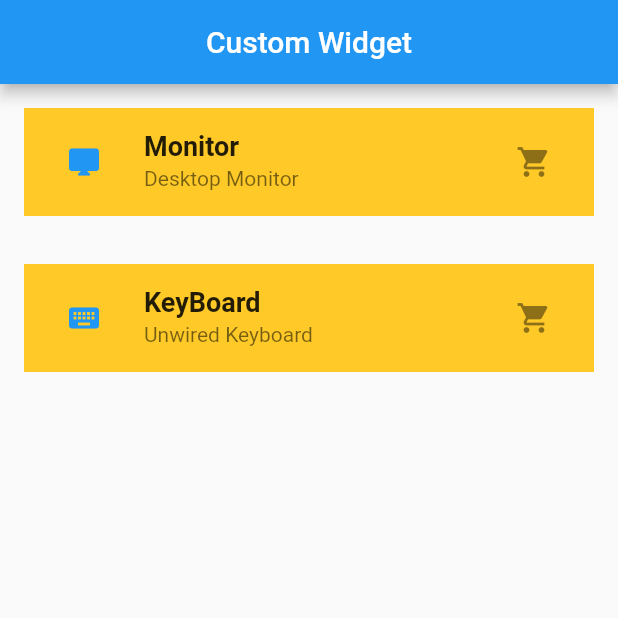
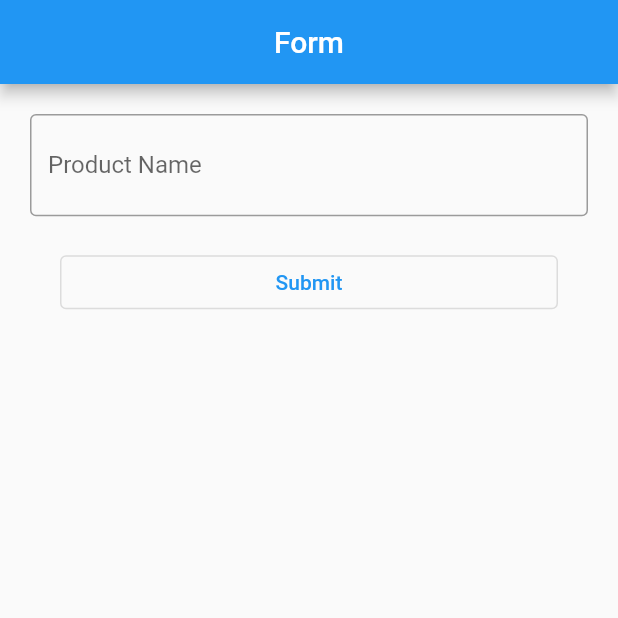
Before and after one commit to Gabin-ishimwe/simple-flutter-app, a Flutter app: the screen it shows after launch, on a phone screen of 412 x 824 dp, the top half of it. Run offline on Flutter 3.47's test engine with Material 2 defaults, Android fonts, the phone set to English and light mode, and no system bars; our stand-ins replace font_awesome_flutter.

Commit message:
add text field

```diff
--- a/lib/main.dart
+++ b/lib/main.dart
@@ -3,10 +3,12 @@ import 'package:simple_flutter_app/screens/Home.dart';
 import 'package:simple_flutter_app/screens/bottomNav.dart';
 import 'package:simple_flutter_app/screens/custom.dart';
 import 'package:simple_flutter_app/screens/dashboard.dart';
+import 'package:simple_flutter_app/screens/form.dart';
 import 'package:simple_flutter_app/screens/listBuilder.dart';
 import 'package:simple_flutter_app/screens/listView.dart';
 import 'package:simple_flutter_app/screens/rename.dart';
 import 'package:simple_flutter_app/screens/stack.dart';
+import 'package:simple_flutter_app/widgets/stateWidget.dart';
 
 void main() => runApp(const MyApp());
 
@@ -20,6 +22,6 @@ class MyApp extends StatelessWidget {
     return MaterialApp(
         title: "Simple Flutter App",
         themeMode: ThemeMode.system,
-        home: Custom());
+        home: MyForm());
   }
 }
--- /dev/null
+++ b/lib/screens/form.dart
@@ -0,0 +1,77 @@
+import "package:flutter/material.dart";
+import 'package:simple_flutter_app/screens/newPage.dart';
+
+class MyForm extends StatefulWidget {
+  const MyForm({super.key});
+
+  @override
+  State<MyForm> createState() => _MyFormState();
+}
+
+class _MyFormState extends State<MyForm> {
+  var productName;
+  final productController = TextEditingController();
+
+  void updateProduct() {
+    setState(() {
+      productName = productController.text;
+    });
+  }
+
+  @override
+  void initState() {
+    super.initState();
+    productController.addListener(updateProduct);
+  }
+
+// called when widget has bee disposed
+  @override
+  void dispose() {
+    productController.dispose();
+    super.dispose();
+  }
+
+  @override
+  Widget build(BuildContext context) {
+    return Scaffold(
+        appBar: AppBar(
+          title: Text("Form"),
+          centerTitle: true,
+        ),
+        body: Container(
+          padding: EdgeInsets.all(20),
+          child: ListView(children: [
+            // TextField(
+            //   decoration: InputDecoration(
+            //       hintText: "Product name",
+            //       // icon: Icon(Icons.production_quantity_limits),
+            //       prefixIcon: Icon(Icons.production_quantity_limits)),
+            // ),
+
+            // recommended text field
+            TextFormField(
+              controller: productController,
+              // onChanged: (value) => updateProduct(value),
+              decoration: InputDecoration(
+                  labelText: "Product Name",
+                  // icon: Icon(Icons.input),
+                  prefix: Icon(Icons.verified),
+                  border: OutlineInputBorder()),
+            ),
+            Padding(
+              padding: EdgeInsets.all(20),
+              child: OutlinedButton(
+                child: Text("Submit"),
+                onPressed: () {
+                  Navigator.push(context, MaterialPageRoute(builder: (context) {
+                    return MyNewPage(
+                      productName: productController.text,
+                    );
+                  }));
+                },
+              ),
+            )
+          ]),
+        ));
+  }
+}
```
Also changed, not shown: lib/screens/newPage.dart (added, +21 -0 lines), lib/widgets/stateWidget.dart (added, +45 -0 lines).
